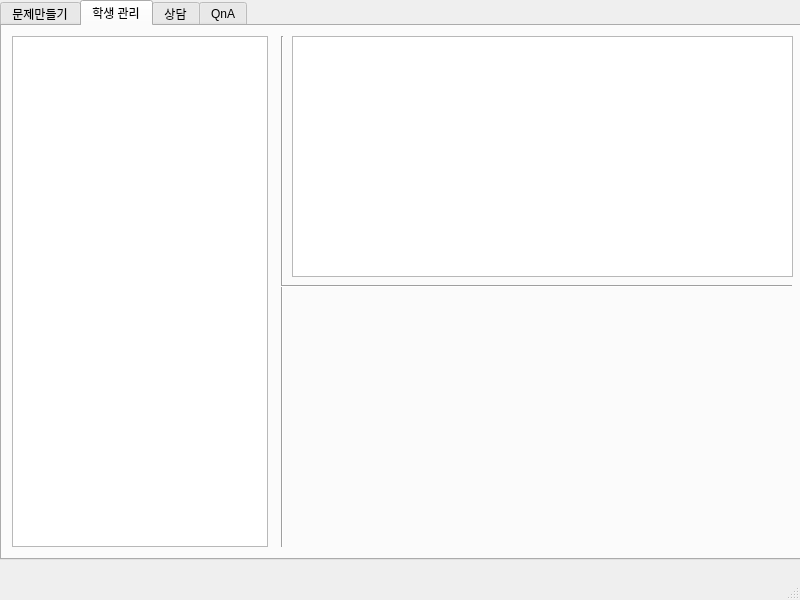
The window that main.ui (ChoiJiHyeok/APIproject) describes before a commit, drawn with Qt 5.
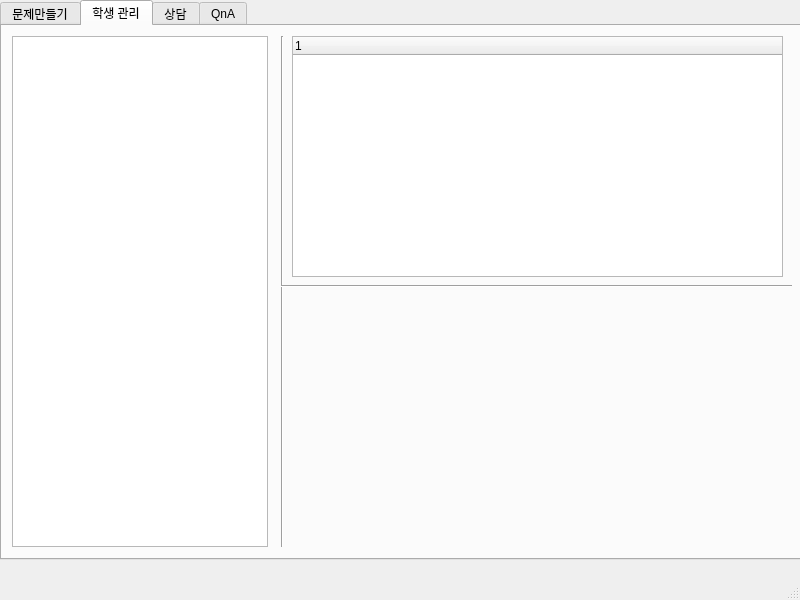
The same window after the commit. The open tabs and pages were chosen to show the change.

What changed in the file:
```diff
--- a/main.ui
+++ b/main.ui
@@ -793,16 +793,6 @@
          <enum>Qt::Vertical</enum>
         </property>
        </widget>
-       <widget class="QTableWidget" name="atw_record">
-        <property name="geometry">
-         <rect>
-          <x>290</x>
-          <y>10</y>
-          <width>501</width>
-          <height>241</height>
-         </rect>
-        </property>
-       </widget>
        <widget class="Line" name="line_2">
         <property name="geometry">
          <rect>
@@ -827,6 +817,16 @@
         </property>
         <layout class="QVBoxLayout" name="aqb_record"/>
        </widget>
+       <widget class="QTreeWidget" name="treeWidget">
+        <property name="geometry">
+         <rect>
+          <x>290</x>
+          <y>10</y>
+          <width>491</width>
+          <height>241</height>
+         </rect>
+        </property>
+       </widget>
       </widget>
       <widget class="QWidget" name="tab_c">
        <attribute name="title">
```
Left out of the diff: 4 changed lines with no effect on the pictures.
